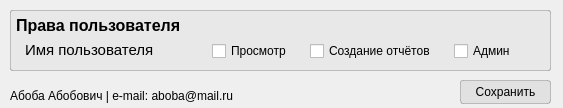
OpexHunter/BusinessCalc, file setupUserEditUI.ui: the form before one commit.
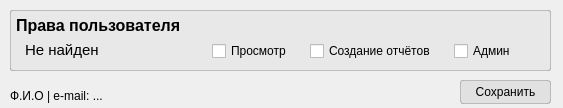
The form after the commit. Icons and pictures are not drawn.

Commit message: upd user_edit

```diff
--- a/setupUserEditUI.ui
+++ b/setupUserEditUI.ui
@@ -119,7 +119,7 @@
      <rect>
       <x>10</x>
       <y>30</y>
-      <width>171</width>
+      <width>181</width>
       <height>20</height>
      </rect>
     </property>
@@ -131,7 +131,7 @@
 }</string>
     </property>
     <property name="text">
-     <string>Имя пользователя</string>
+     <string>Не найден</string>
     </property>
    </widget>
    <widget class="QLabel" name="label_2">
@@ -166,7 +166,7 @@
     </rect>
    </property>
    <property name="text">
-    <string>Абоба Абобович | e-mail: aboba@mail.ru</string>
+    <string>Ф.И.О | e-mail: ...</string>
    </property>
   </widget>
  </widget>
```
Left out of the diff: 22 changed lines with no effect on the pictures. The commit also changes 13 other files.
